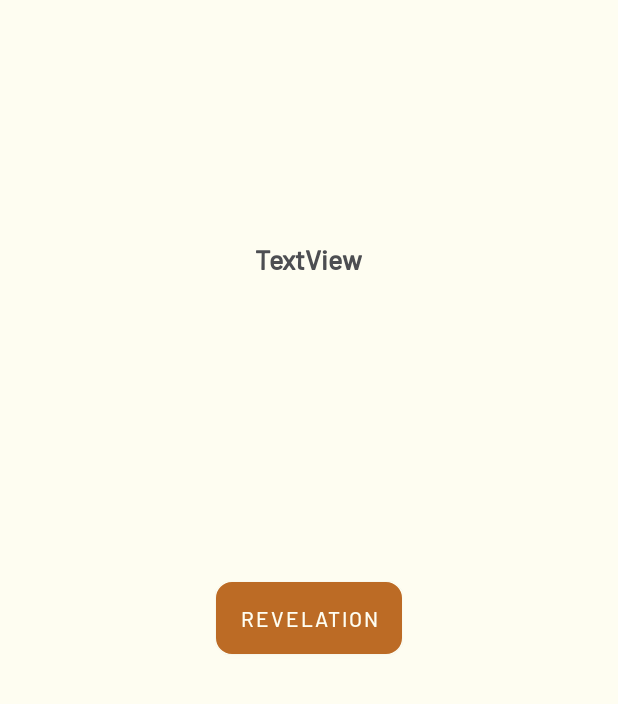
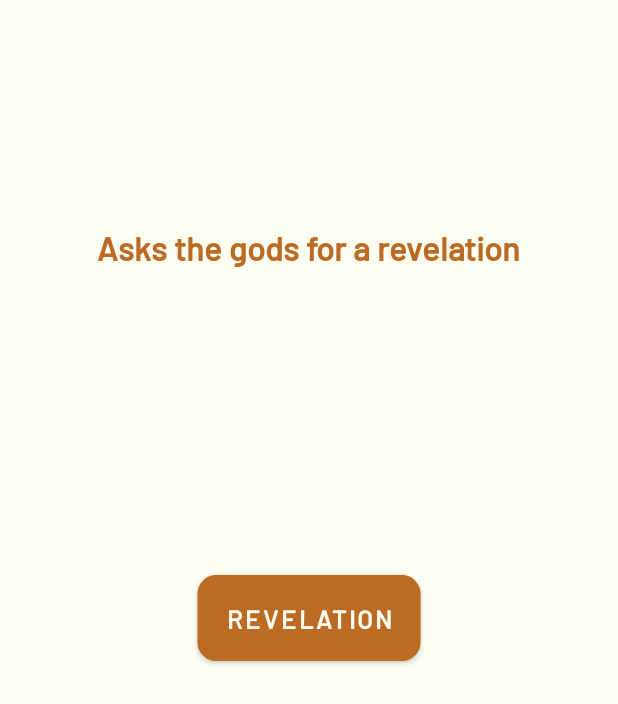
Before and after one commit to carloszuilavila/HeroJourney, an Android app: the RevelationsFragment screen opened directly, with no data from a screen before it, on a phone screen of 412 x 824 dp. Shown: the top 704 px of the screen. Run offline under Robolectric (Android 15) with nearby library versions, the phone set to English and light mode, and no system bars.

Commit message:
upd: UI improvements

```diff
--- a/app/src/main/res/layout/fragment_revelations.xml
+++ b/app/src/main/res/layout/fragment_revelations.xml
@@ -14,12 +14,12 @@
             android:id="@+id/textRevelation"
             android:layout_width="wrap_content"
             android:layout_height="wrap_content"
-            android:text="TextView"
+            android:text="Asks the gods for a revelation"
             android:layout_gravity="center_horizontal"
-            android:layout_margin="160dp"
-            android:textSize="18sp"
+            android:layout_marginTop="150dp"
+            android:textSize="22sp"
             android:textStyle="bold"
-            android:textColor="@color/outer_space_alt"/>
+            android:textColor="?attr/colorPrimary"/>
 
         <Button
             android:id="@+id/buttonGetRevelation"
@@ -27,7 +27,10 @@
             android:layout_height="wrap_content"
             android:layout_gravity="center"
             android:text="Revelation"
-            android:background="@drawable/rounded_btn"/>
+            android:textStyle="bold"
+            android:background="@drawable/rounded_btn"
+            android:scaleY="1.2"
+            android:scaleX="1.2"/>
 
     </FrameLayout>
 
```
